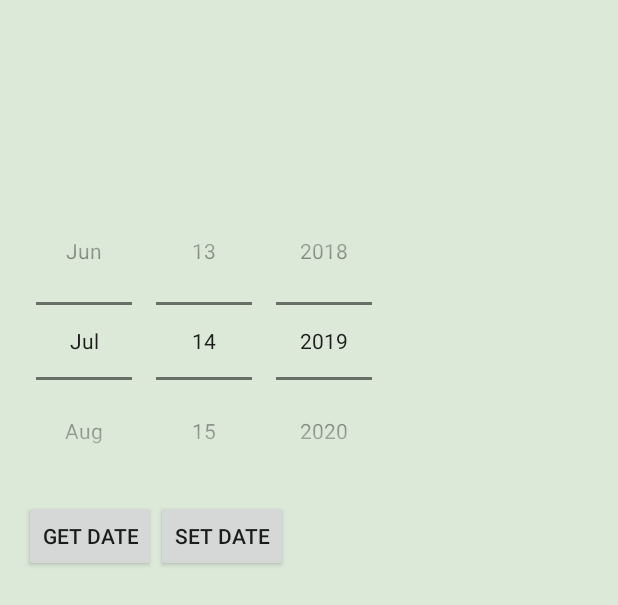
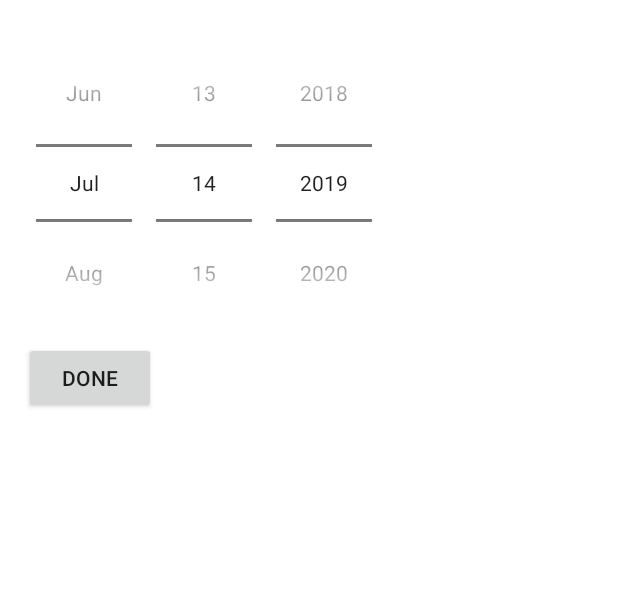
Before and after one commit to bluebeasley/fallout-friend, an Android app: the layout content_date_picker.xml on its own in the app's theme, with its tools: preview values and no code run, on a phone screen of 412 x 824 dp. Shown: the top 605 px of the screen. Run offline under Robolectric (Android 15) with nearby library versions, the phone set to English and light mode, and no system bars.

Commit message:
date now updates

```diff
--- a/app/src/main/AndroidManifest.xml
+++ b/app/src/main/AndroidManifest.xml
@@ -11,6 +11,8 @@
             android:theme="@style/AppTheme">
         <activity android:name=".FormInputActivity">
         </activity>
+        <activity android:name=".DatePicker">
+        </activity>
         <activity
                 android:name=".MainActivity"
                 android:label="@string/app_name">
--- a/app/src/main/java/com/booisajerk/preparednessbuddy/FormInputActivity.kt
+++ b/app/src/main/java/com/booisajerk/preparednessbuddy/FormInputActivity.kt
@@ -13,6 +13,10 @@ class FormInputActivity : AppCompatActivity() {
         super.onCreate(savedInstanceState)
         setContentView(R.layout.activity_form_input)
 
+        var intent = intent
+        textBirthday.text = intent.getStringExtra("DateExtra")
+
+
         textBirthday.setOnClickListener { view ->
             val activityIntent = Intent(this, DatePicker::class.java)
             startActivity(activityIntent)
@@ -26,8 +30,6 @@ class FormInputActivity : AppCompatActivity() {
         relationshipSelection.setDropDownViewResource(android.R.layout.simple_spinner_dropdown_item)
 
         spinnerRelationship.adapter = relationshipSelection
-        Log.d("Nicole", "$relationshipSelection")
-
 
         val medicalSelection = ArrayAdapter<MedicalConditions>(
             this,
--- a/app/src/main/res/layout/activity_form_input.xml
+++ b/app/src/main/res/layout/activity_form_input.xml
@@ -16,10 +16,9 @@
             app:layout_constraintStart_toStartOf="parent" android:layout_marginStart="8dp"
             app:layout_constraintEnd_toEndOf="parent" android:layout_marginEnd="8dp"
             android:contentDescription="textName" android:hint="Name"/>
-    <EditText
+    <TextView
             android:layout_width="0dp"
             android:layout_height="wrap_content"
-            android:inputType="date"
             android:ems="10"
             android:id="@+id/textBirthday" app:layout_constraintTop_toBottomOf="@+id/textName"
             app:layout_constraintEnd_toEndOf="parent" android:layout_marginEnd="8dp"
--- a/app/src/main/res/layout/content_date_picker.xml
+++ b/app/src/main/res/layout/content_date_picker.xml
@@ -1,23 +1,14 @@
 <?xml version="1.0" encoding="utf-8"?>
 <LinearLayout
         xmlns:android="http://schemas.android.com/apk/res/android"
-        xmlns:tools="http://schemas.android.com/tools"
         android:id="@+id/root_layout"
         android:layout_width="match_parent"
         android:layout_height="match_parent"
         android:orientation="vertical"
         android:padding="16dp"
-        android:background="#dce9d9"
+        android:background="#FFFFFF"
 >
-    <TextView
-            android:id="@+id/text_view"
-            android:layout_width="match_parent"
-            android:layout_height="wrap_content"
-            android:layout_marginBottom="25dp"
-            android:padding="25dp"
-            android:textAppearance="@style/Base.TextAppearance.AppCompat.Large"
-            android:textColor="#ff0000"
-    />
+
     <DatePicker
             android:id="@+id/date_picker"
             android:layout_width="wrap_content"
@@ -25,22 +16,11 @@
             android:datePickerMode="spinner"
             android:calendarViewShown="false"
     />
-    <LinearLayout
-            android:layout_width="match_parent"
+
+    <Button
+            android:id="@+id/button_done"
+            android:layout_width="wrap_content"
             android:layout_height="wrap_content"
-            android:orientation="horizontal"
-    >
-        <Button
-                android:id="@+id/button_get"
-                android:layout_width="wrap_content"
-                android:layout_height="wrap_content"
-                android:text="Get Date"
-        />
-        <Button
-                android:id="@+id/button_set"
-                android:layout_width="wrap_content"
-                android:layout_height="wrap_content"
-                android:text="Set Date"
-        />
-    </LinearLayout>
+            android:text="Done"
+    />
 </LinearLayout>
```
Also changed, not shown: app/src/main/java/com/booisajerk/preparednessbuddy/DatePicker.kt (+23 -52 lines).
